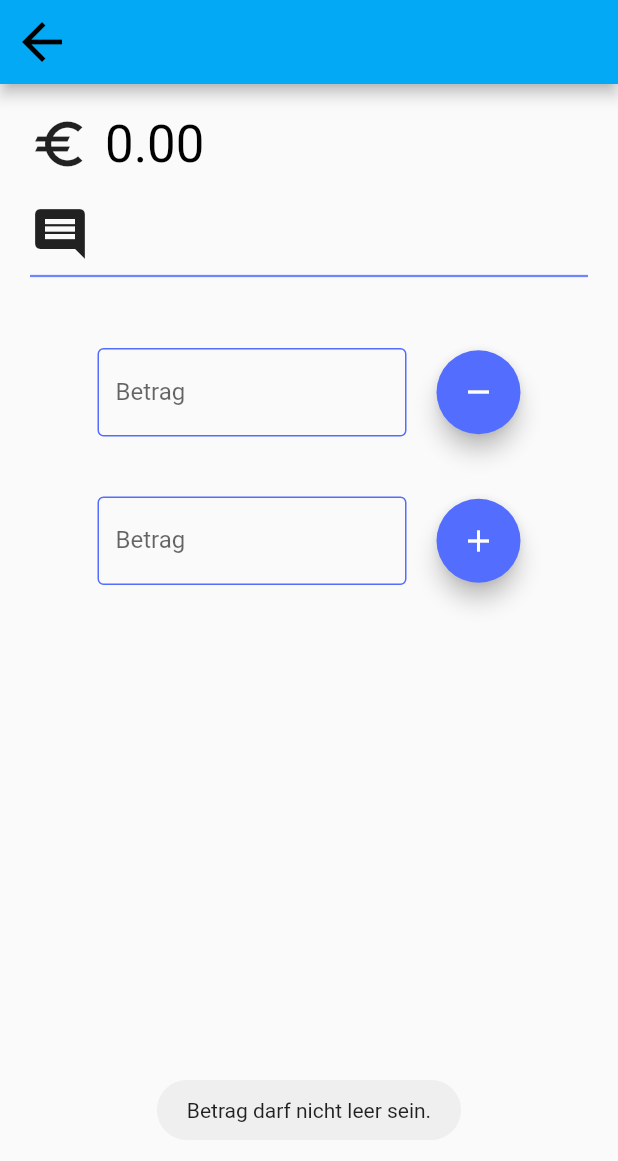
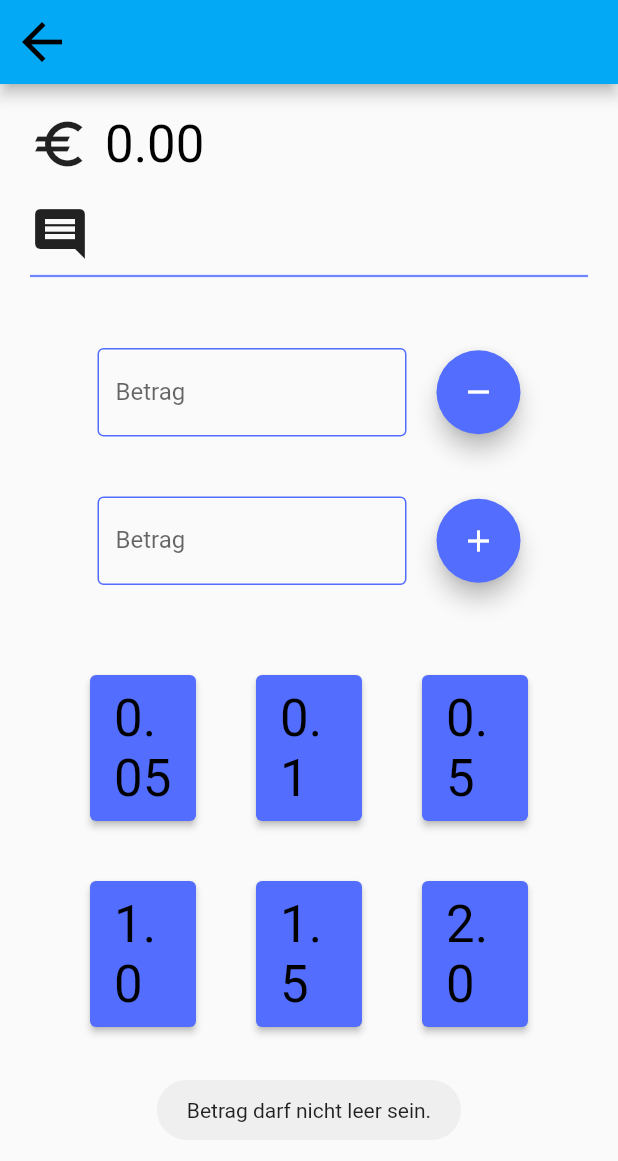
Before and after one commit to Filip-Boron/Kiosk, a Flutter app: the KioskShopScreen screen opened directly with empty values, after a tap on the "remove" icon, on a phone screen of 412 x 824 dp. Shown: the top 1161 px of the screen. Run offline on Flutter 3.47's test engine with Material 2 defaults, Android fonts, the phone set to English and light mode, and no system bars; our stand-ins replace equatable, flutter_bloc, fluttertoast, hive, hive_flutter; accounts and stored records are empty.

Commit message:
Button für Beträge

```diff
--- a/lib/constants/app_constants.dart
+++ b/lib/constants/app_constants.dart
@@ -1,6 +1,6 @@
 import 'package:flutter/material.dart';
 
-const String version = 'v0.14.0';
+const String version = 'v0.15.0';
 
 const double iconSizeStandard = 40;
 const double paddingStandard = 20;
@@ -28,3 +28,5 @@ final TextStyle lightAppBarTitel = ThemeData.light()
     .copyWith(color: Colors.black, fontSize: 32);
 
 const IconData zeltIcon = Icons.festival;
+
+const List<double> betragList = [0.05, 0.10, 0.50, 1.00, 1.50, 2];
--- a/lib/modules/kiosk/presentation/screens/kiosk_shop_screen.dart
+++ b/lib/modules/kiosk/presentation/screens/kiosk_shop_screen.dart
@@ -34,7 +34,7 @@ class KioskShopScreen extends StatelessWidget {
             children: [
               ShopKinderInfo(kind: kind),
               const SizedBox(height: marginStandard * 2),
-              ShopInput(),
+              Expanded(child: ShopInput()),
             ],
           ),
         ),
--- /dev/null
+++ b/lib/modules/kiosk/presentation/widgets/shop_betrag.dart
@@ -0,0 +1,63 @@
+import 'package:flutter/material.dart';
+import 'package:fluttertoast/fluttertoast.dart';
+import 'package:kiosk/constants/app_constants.dart';
+
+class ShopBetrag extends StatelessWidget {
+  const ShopBetrag({
+    Key? key,
+    required this.betragList,
+    required this.subController,
+  }) : super(key: key);
+
+  final List<double> betragList;
+  final TextEditingController subController;
+  @override
+  Widget build(BuildContext context) {
+    return GridView.builder(
+      padding: const EdgeInsets.all(paddingStandard),
+      itemCount: betragList.length,
+      gridDelegate: SliverGridDelegateWithMaxCrossAxisExtent(
+        maxCrossAxisExtent:
+            MediaQuery.of(context).orientation == Orientation.portrait
+                ? MediaQuery.of(context).size.width / 3
+                : MediaQuery.of(context).size.width / 6,
+        mainAxisExtent:
+            MediaQuery.of(context).orientation == Orientation.portrait
+                ? MediaQuery.of(context).size.height / 6
+                : MediaQuery.of(context).size.height / 4,
+      ),
+      itemBuilder: (context, index) {
+        return Padding(
+          padding: const EdgeInsets.all(paddingStandard),
+          child: ElevatedButton(
+            style: ButtonStyle(
+              backgroundColor: MaterialStateProperty.all<Color>(
+                Theme.of(context).colorScheme.secondary,
+              ),
+            ),
+            child: Text(
+              betragList[index].toString(),
+              style: Theme.of(context).textTheme.headline4,
+            ),
+            onPressed: () {
+              double textdouble = 0;
+              if (subController.text.isEmpty) {
+                textdouble += betragList[index];
+                subController.text = textdouble.toString();
+                return;
+              } else if (double.tryParse(subController.text) == null) {
+                Fluttertoast.showToast(
+                    msg: 'Fehler bei der Umwandlung',
+                    toastLength: Toast.LENGTH_LONG);
+                return;
+              }
+              textdouble = double.parse(subController.text);
+              textdouble += betragList[index];
+              subController.text = textdouble.toStringAsFixed(2);
+            },
+          ),
+        );
+      },
+    );
+  }
+}
--- a/lib/modules/kiosk/presentation/widgets/shop_input.dart
+++ b/lib/modules/kiosk/presentation/widgets/shop_input.dart
@@ -3,6 +3,7 @@ import 'package:flutter_bloc/flutter_bloc.dart';
 import 'package:fluttertoast/fluttertoast.dart';
 import 'package:kiosk/constants/app_constants.dart';
 import 'package:kiosk/modules/kiosk/logic/kiosk_shop_cubit.dart';
+import 'package:kiosk/modules/kiosk/presentation/widgets/shop_betrag.dart';
 
 class ShopInput extends StatelessWidget {
   ShopInput({Key? key}) : super(key: key);
@@ -118,6 +119,15 @@ class ShopInput extends StatelessWidget {
             ),
           ],
         ),
+        const SizedBox(
+          height: marginStandard,
+        ),
+        Expanded(
+          child: ShopBetrag(
+            subController: _subController,
+            betragList: betragList,
+          ),
+        ),
       ],
     );
   }
```
Also changed, not shown: lib/main.dart (+5 -3 lines), lib/modules/kinder/presentation/widgets/kinder_grid.dart (+8 -2 lines), pubspec.lock, 1 other file.
